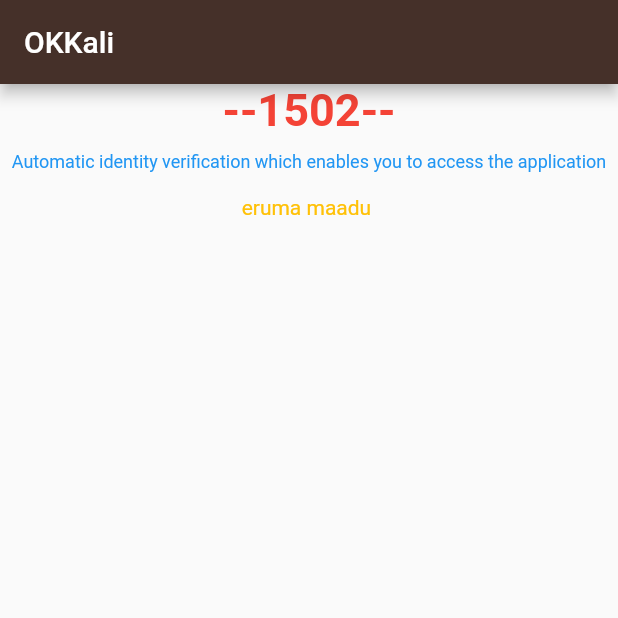
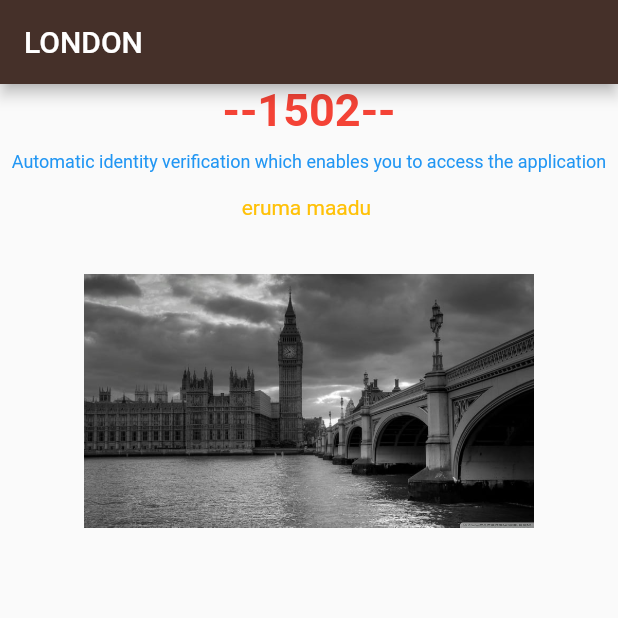
Before and after one commit to jananialagar/flutter_app, a Flutter app: the screen it shows after launch, on a phone screen of 412 x 824 dp, the top half of it. Run offline on Flutter 3.47's test engine with Material 2 defaults, Android fonts, the phone set to English and light mode, and no system bars.

Commit message:
third_commit

```diff
--- a/lib/main.dart
+++ b/lib/main.dart
@@ -24,7 +24,7 @@ class Homepage extends StatelessWidget {
   Widget build(BuildContext context) {
     return Scaffold(
       appBar: AppBar(
-        title: Text('OKKali'),
+        title: Text('LONDON'),
         backgroundColor: Color.fromARGB(255, 69, 48, 41),
       ),
       body: Center(
@@ -56,6 +56,11 @@ class Homepage extends StatelessWidget {
               child: Stack(
                 alignment: Alignment.topCenter,
                 children: [
+                  Image.asset(
+                    'assets/images/desktop-wallpaper-london-in-black-and-white-ultra-background-for-u-tv.jpg',
+                    height: 320,
+                    width: 300,
+                  ),
                   Text(
                     "eruma maadu ",
                     style: TextStyle(color: Colors.amber),
--- a/pubspec.yaml
+++ b/pubspec.yaml
@@ -59,6 +59,8 @@ flutter:
   uses-material-design: true
 
   # To add assets to your application, add an assets section, like this:
+  assets:
+      - assets/images/desktop-wallpaper-london-in-black-and-white-ultra-background-for-u-tv.jpg
 
 
   # An image asset can refer to one or more resolution-specific "variants", see
```
Also changed, not shown: assets/images/desktop-wallpaper-london-in-black-and-white-ultra-background-for-u-tv.jpg (added).
